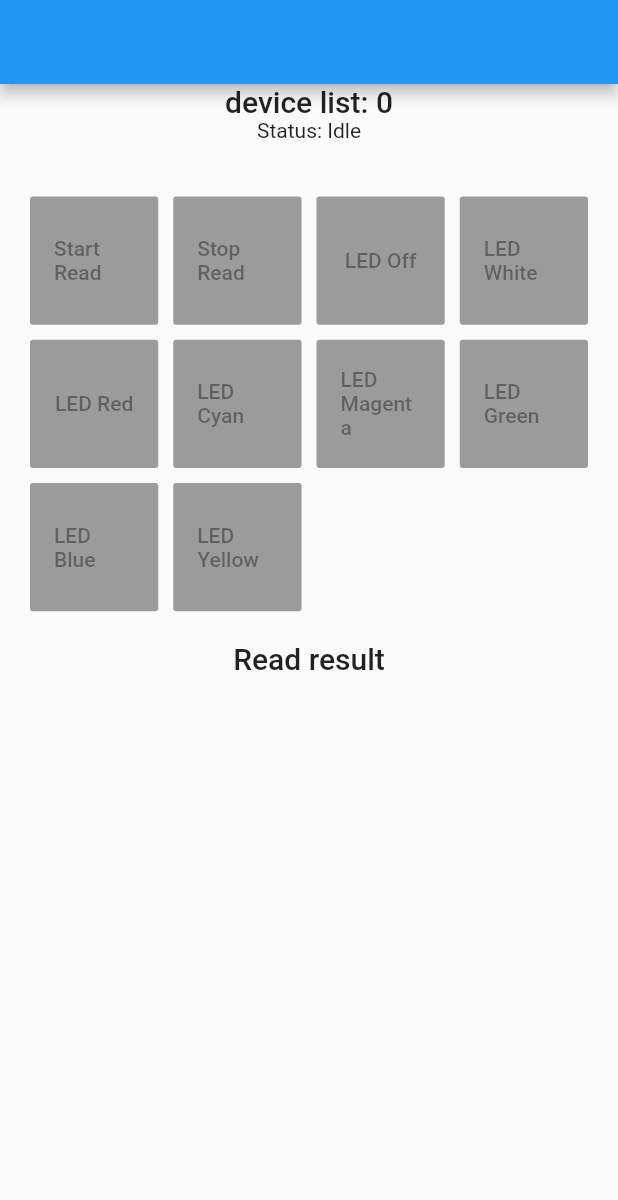
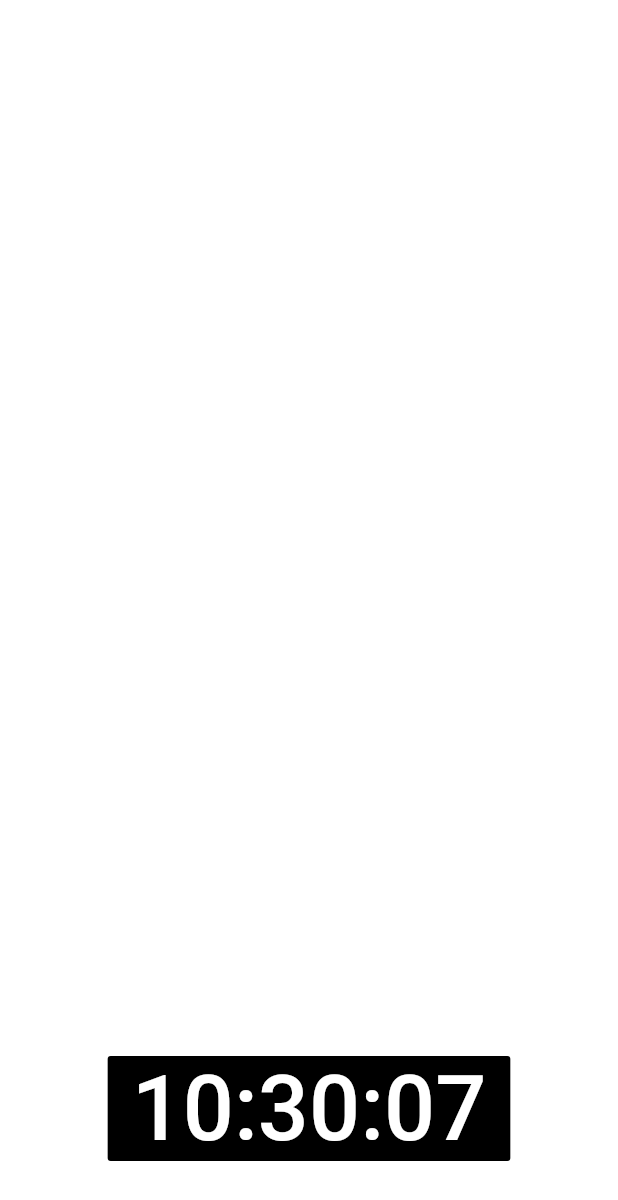
Before and after one commit to xd-meal/pos, a Flutter app: the screen it shows after launch, on a phone screen of 412 x 824 dp. Shown: the top 1200 px of the screen. Run offline on Flutter 3.47's test engine with Material 2 defaults, Android fonts, the phone set to English and light mode, and no system bars; our stand-ins replace shared_preferences, wakelock; missing offline and left inert: usb_serial.

```diff
--- /dev/null
+++ b/lib/clock_button.dart
@@ -0,0 +1,95 @@
+import 'package:flutter/material.dart';
+import 'package:intl/intl.dart';
+import 'dart:async';
+
+enum ButtonType { RaisedButton, FlatButton, OutlineButton }
+
+class ClockButton extends StatefulWidget {
+  final String label;
+  final VoidCallback onPressed;
+  final Color color;
+  final Color disabledColor;
+  final TextStyle activeTextStyle;
+  final TextStyle disabledTextStyle;
+  final ButtonType buttonType;
+
+  const ClockButton({
+    Key key,
+    @required this.label,
+    @required this.onPressed,
+    this.color = Colors.white,
+    this.disabledColor,
+    this.buttonType = ButtonType.RaisedButton,
+    this.activeTextStyle = const TextStyle(color: Colors.white),
+    this.disabledTextStyle = const TextStyle(color: Colors.white),
+  })  : assert(label != null),
+        assert(activeTextStyle != null),
+        assert(disabledTextStyle != null),
+        super(key: key);
+
+  @override
+  _ClockBtnState createState() => new _ClockBtnState();
+}
+
+class _ClockBtnState extends State<ClockButton> {
+  String time = '00:00:00';
+  Timer t;
+  @override
+  void initState() {
+    super.initState();
+    t = Timer.periodic(Duration(seconds: 1), (Timer t) => this.updateTime());
+  }
+  @override
+  void dispose() {
+    t.cancel();
+    super.dispose();
+  }
+
+  Widget getChild() {
+    return new Container(
+      child: new Text(time, style: widget.activeTextStyle,),
+    );
+  }
+
+  @override
+  Widget build(BuildContext context) {
+    switch (widget.buttonType) {
+      case ButtonType.RaisedButton:
+        return new RaisedButton(
+            disabledColor: widget.disabledColor,
+            color: widget.color,
+            onPressed: () {
+              widget.onPressed();
+            },
+            child: getChild());
+        break;
+      case ButtonType.FlatButton:
+        return new FlatButton(
+            color: widget.color,
+            disabledColor: widget.disabledColor,
+            onPressed: () {
+              widget.onPressed();
+            },
+            child: getChild());
+        break;
+      case ButtonType.OutlineButton:
+        return new OutlineButton(
+            borderSide: new BorderSide(
+              color: widget.color,
+            ),
+            disabledBorderColor: widget.disabledColor,
+            onPressed: () {
+              widget.onPressed();
+            },
+            child: getChild());
+        break;
+    }
+    return new Container();
+  }
+
+  void updateTime() {
+    setState(() {
+      time = DateFormat('HH:mm:ss').format(DateTime.now());
+    });
+  }
+}
--- a/lib/main.dart
+++ b/lib/main.dart
@@ -1,10 +1,25 @@
 import 'package:flutter/material.dart';
+import 'package:flutter/services.dart';
+import 'package:wakelock/wakelock.dart';
+import 'package:shared_preferences/shared_preferences.dart';
+import 'clock_button.dart';
+import 'settings.dart';
 import 'dart:typed_data';
 import 'dart:async';
 import 'package:usb_serial/usb_serial.dart';
 import 'package:usb_serial/transaction.dart';
 
-void main() => runApp(MyApp());
+void main() => runApp(Loader());
+
+class Loader extends StatelessWidget {
+  @override
+  Widget build(BuildContext context) {
+    Wakelock.enable();
+    return MaterialApp(
+      home: MyApp(),
+    );
+  }
+}
 
 class MyApp extends StatefulWidget {
   @override
@@ -12,13 +27,17 @@ class MyApp extends StatefulWidget {
 }
 
 class _MyAppState extends State<MyApp> {
+  int tapCount = 0;
+  String authKey = '';
   UsbPort _port;
-  String _status = "Idle";
+  String _status = "就绪";
   String _serialData = "";
-  List<Widget> _ports = [];
   StreamSubscription<String> _subscription;
   Transaction<String> _transaction;
   int _deviceId;
+
+  RegExp keySetter = new RegExp(r"UG(.*)XG");
+  RegExp tokenReg = new RegExp(r"XY(.*)XZ");
 
   Future<bool> _connectTo(device) async {
     if (_subscription != null) {
@@ -39,7 +58,7 @@ class _MyAppState extends State<MyApp> {
     if (device == null) {
       _deviceId = null;
       setState(() {
-        _status = "Disconnected";
+        _status = "与扫码器断开连接";
       });
       return true;
     }
@@ -47,7 +66,7 @@ class _MyAppState extends State<MyApp> {
     _port = await device.create();
     if (!await _port.open()) {
       setState(() {
-        _status = "Failed to open port";
+        _status = "启动扫码器失败";
       });
       return false;
     }
@@ -62,45 +81,67 @@ class _MyAppState extends State<MyApp> {
         _port.inputStream, Uint8List.fromList([13, 10]));
 
     _subscription = _transaction.stream.listen((String line) {
+      if (keySetter.hasMatch(line)) {
+        String key = line.substring(2, line.length - 2);
+        setConfigKey(key);
+      } else if (tokenReg.hasMatch(line)) {
+        String token = line.substring(2, line.length - 2);
+        // TODO:Send ajax from here
+        _serialData = '此处应有取参请求发出(叹气';
+      }
       setState(() {
-        _serialData = line;
+        // _serialData = line;
       });
     });
 
     setState(() {
-      _status = "Connected";
+      _status = "已连接到扫码器";
     });
     return true;
   }
 
   void _getPorts() async {
-    _ports = [];
     List<UsbDevice> devices = await UsbSerial.listDevices();
-
-    devices.forEach((device) {
-      _ports.add(ListTile(
-          leading: Icon(Icons.usb),
-          title: Text(device.productName),
-          subtitle: Text(device.manufacturerName),
-          trailing: RaisedButton(
-            child:
-                Text(_deviceId == device.deviceId ? "Disconnect" : "Connect"),
-            onPressed: () {
-              _connectTo(_deviceId == device.deviceId ? null : device)
-                  .then((res) {
-                _getPorts();
-              });
-            },
-          )));
-    });
+    _connectTo(devices[0]);
 
     setState(() {});
+  }
+
+  void fetchConfigKeys() async {
+    SharedPreferences prefs = await SharedPreferences.getInstance();
+    authKey = (prefs.getInt('authKey') ?? '');
+  }
+
+  void setConfigKey(String key) async {
+    SharedPreferences prefs = await SharedPreferences.getInstance();
+    authKey = key;
+    await prefs.setString('authKey', key);
+    showDialog(
+      context: context,
+      builder: (BuildContext context) {
+        // return object of type Dialog
+        return AlertDialog(
+          title: new Text("成功设置参数"),
+          content: new Text("已设置服务器通讯校验码"),
+          actions: <Widget>[
+            // usually buttons at the bottom of the dialog
+            new FlatButton(
+              child: new Text("关闭"),
+              onPressed: () {
+                Navigator.of(context).pop();
+              },
+            ),
+          ],
+        );
+      },
+    );
   }
 
   @override
   void initState() {
     super.initState();
-
+    fetchConfigKeys();
+    SystemChrome.setEnabledSystemUIOverlays([]);
     UsbSerial.usbEventStream.listen((UsbEvent event) {
       _getPorts();
     });
@@ -110,155 +151,56 @@ class _MyAppState extends State<MyApp> {
 
   @override
   void dispose() {
+    _connectTo(null);
     super.dispose();
-    _connectTo(null);
   }
 
   @override
   Widget build(BuildContext context) {
-    return MaterialApp(
-        home: Scaffold(
-      appBar: AppBar(),
-      body: Center(
-        child: Column(children: <Widget>[
-          Text('device list: ' + _ports.length.toString(),
-              style: Theme.of(context).textTheme.title),
-          ..._ports,
-          Text('Status: $_status\n'),
-          GridView.count(
-            primary: false,
-            padding: const EdgeInsets.all(20),
-            crossAxisSpacing: 10,
-            mainAxisSpacing: 10,
-            shrinkWrap: true,
-            crossAxisCount: 4,
+    return new Scaffold(
+      backgroundColor: Color(0xFF00000000),
+      body: Container(
+        constraints: BoxConstraints.expand(
+          height: Theme.of(context).textTheme.display1.height,
+        ),
+        padding: EdgeInsets.only(bottom: 50),
+        alignment: Alignment.center,
+        child: Column(
+          mainAxisAlignment: MainAxisAlignment.center,
           children: <Widget>[
-              RaisedButton(
-                child: Text("Start Read"),
-                onPressed: _port == null
-                    ? null
-                    : () async {
-                        if (_port == null) {
-                          return;
+            Expanded(
+              child: Container(),
+            ),
+            Text(
+              _serialData,
+              style: TextStyle(fontSize: 40, color: Colors.white),
+            ),
+            Expanded(
+              child: Container(),
+            ),
+            Text(
+              // _status,
+              authKey,
+              style: TextStyle(fontSize: 40, color: Colors.white),
+            ),
+            ClockButton(
+              label: _serialData,
+              buttonType: ButtonType.FlatButton,
+              color: Colors.black,
+              activeTextStyle: TextStyle(color: Colors.white, fontSize: 60),
+              disabledTextStyle: TextStyle(color: Colors.white, fontSize: 60),
+              onPressed: () {
+                this.tapCount++;
+                if (this.tapCount > 0) {
+                  this.tapCount = 0;
+                  Navigator.push(context,
+                      MaterialPageRoute(builder: (context) => SettingsPage()));
                 }
-                        await _port.write(Uint8List.fromList(
-                            [0x7E, 0x00, 0x01, 0x01, 0x00, 0xAB, 0xCD]));
-                      },
-              ),
-              RaisedButton(
-                child: Text("Stop Read"),
-                onPressed: _port == null
-                    ? null
-                    : () async {
-                        if (_port == null) {
-                          return;
-                        }
-                        await _port.write(Uint8List.fromList(
-                            [0x7E, 0x00, 0x01, 0x01, 0x01, 0xAB, 0xCD]));
-                      },
-              ),
-              RaisedButton(
-                child: Text("LED Off"),
-                onPressed: _port == null
-                    ? null
-                    : () async {
-                        if (_port == null) {
-                          return;
-                        }
-                        await _port.write(Uint8List.fromList(
-                            [0x7E, 0x00, 0x03, 0x01, 0x01, 0xAB, 0xCD]));
-                      },
-              ),
-              RaisedButton(
-                child: Text("LED White"),
-                onPressed: _port == null
-                    ? null
-                    : () async {
-                        if (_port == null) {
-                          return;
-                        }
-                        await _port.write(Uint8List.fromList(
-                            [0x7E, 0x00, 0x03, 0x01, 0x00, 0xAB, 0xCD]));
-                      },
-              ),
-              RaisedButton(
-                child: Text("LED Red"),
-                onPressed: _port == null
-                    ? null
-                    : () async {
-                        if (_port == null) {
-                          return;
-                        }
-                        await _port.write(Uint8List.fromList(
-                            [0x7E, 0x00, 0x03, 0x01, 0x02, 0xAB, 0xCD]));
-                      },
-              ),
-              RaisedButton(
-                child: Text("LED Cyan"),
-                onPressed: _port == null
-                    ? null
-                    : () async {
-                        if (_port == null) {
-                          return;
-                        }
-                        await _port.write(Uint8List.fromList(
-                            [0x7E, 0x00, 0x03, 0x01, 0x04, 0xAB, 0xCD]));
-                      },
-              ),
-              RaisedButton(
-                child: Text("LED Magenta"),
-                onPressed: _port == null
-                    ? null
-                    : () async {
-                        if (_port == null) {
-                          return;
-                        }
-                        await _port.write(Uint8List.fromList(
-                            [0x7E, 0x00, 0x03, 0x01, 0x05, 0xAB, 0xCD]));
-                      },
-              ),
-              RaisedButton(
-                child: Text("LED Green"),
-                onPressed: _port == null
-                    ? null
-                    : () async {
-                        if (_port == null) {
-                          return;
-                        }
-                        await _port.write(Uint8List.fromList(
-                            [0x7E, 0x00, 0x03, 0x01, 0x06, 0xAB, 0xCD]));
-                      },
-              ),
-              RaisedButton(
-                child: Text("LED Blue"),
-                onPressed: _port == null
-                    ? null
-                    : () async {
-                        if (_port == null) {
-                          return;
-                        }
-                        await _port.write(Uint8List.fromList(
-                            [0x7E, 0x00, 0x03, 0x01, 0x07, 0xAB, 0xCD]));
-                      },
-              ),
-              RaisedButton(
-                child: Text("LED Yellow"),
-                onPressed: _port == null
-                    ? null
-                    : () async {
-                        if (_port == null) {
-                          return;
-                        }
-                        await _port.write(Uint8List.fromList(
-                            [0x7E, 0x00, 0x03, 0x01, 0x03, 0xAB, 0xCD]));
               },
             ),
           ],
         ),
-          Text("Read result", style: Theme.of(context).textTheme.title),
-          Text(_serialData),
-        ]),
       ),
-    ));
+    );
   }
 }
--- a/pubspec.yaml
+++ b/pubspec.yaml
@@ -19,12 +19,17 @@ environment:
 dependencies:
   flutter:
     sdk: flutter
+  flutter_localizations:
+    sdk: flutter
 
   # The following adds the Cupertino Icons font to your application.
   # Use with the CupertinoIcons class for iOS style icons.
   cupertino_icons: ^0.1.2
   usb_serial: ^0.2.3
   dio: ^3.0.7
+  intl: ^0.16.0
+  wakelock: ^0.1.3+3
+  shared_preferences: ^0.5.6
 
 dev_dependencies:
   flutter_test:
```
Also changed, not shown: lib/scanner_debug.dart (added, +260 -0 lines), lib/settings.dart (added, +32 -0 lines), pubspec.lock, 6 other files. Lines whose indentation alone changed are shown as unchanged.
